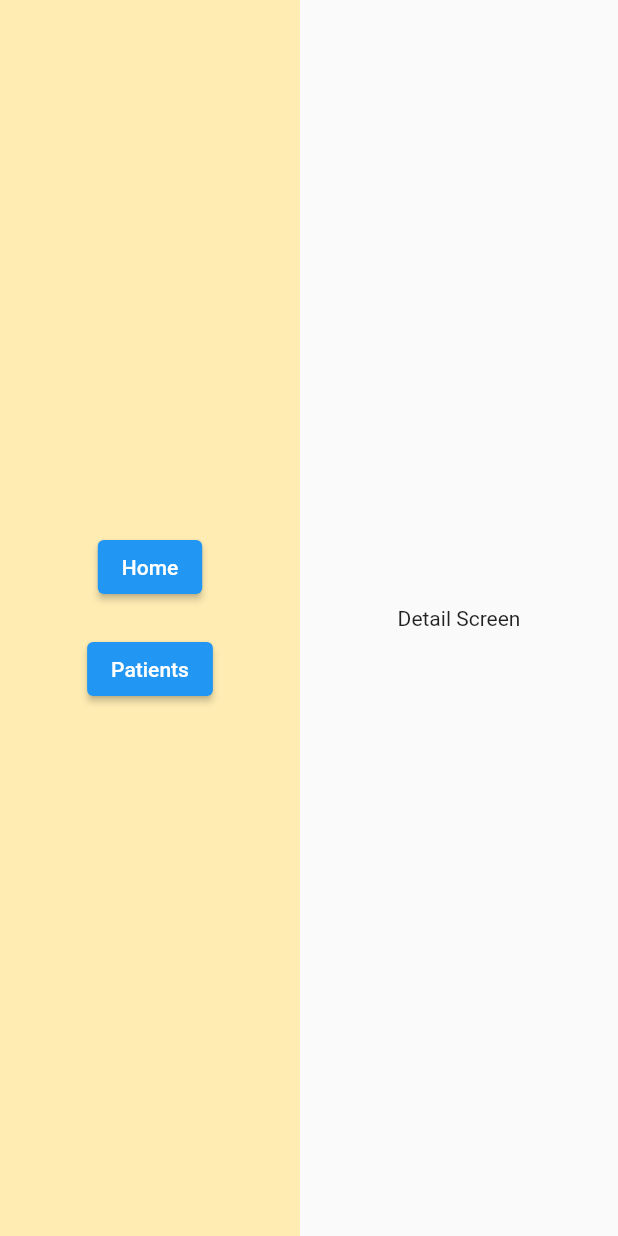
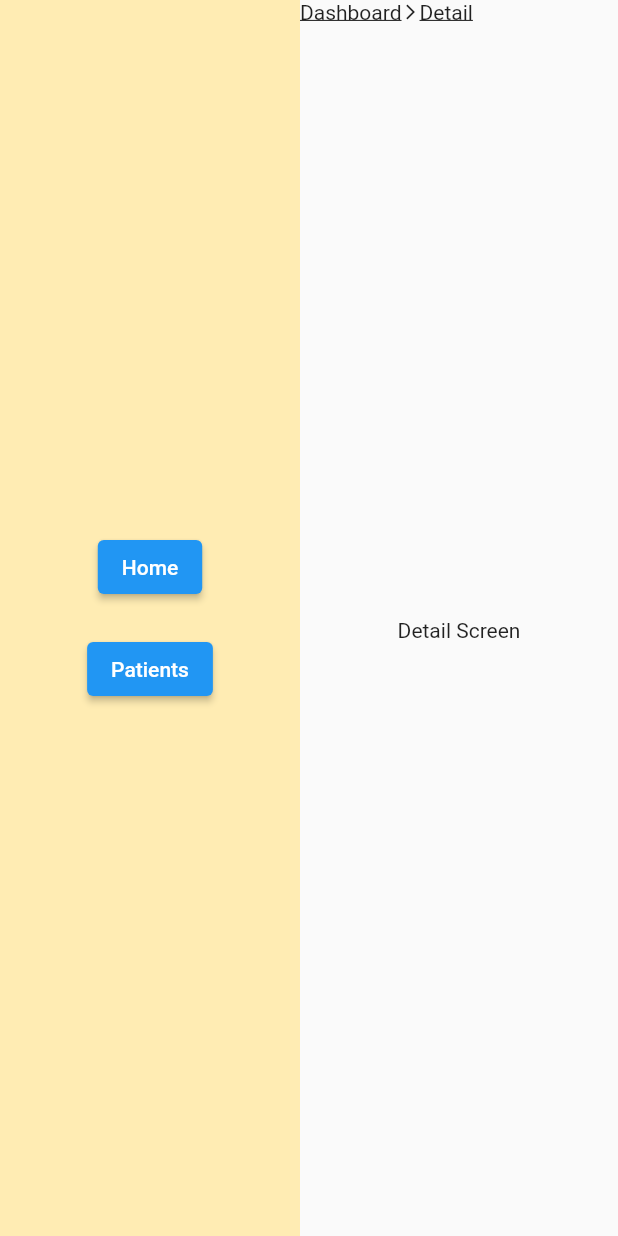
Before and after one commit to achinthadil/flutter_web_navigation_sample, a Flutter app: the DetailScreen screen opened by its route, on a phone screen of 412 x 824 dp. Run offline on Flutter 3.47's test engine with Material 2 defaults, Android fonts, the phone set to English and light mode, and no system bars; our stand-ins replace get.

Commit message:
implement breadcrumb navigation

```diff
--- a/lib/main.dart
+++ b/lib/main.dart
@@ -99,12 +99,21 @@ class DetailScreen extends StatelessWidget {
 
   @override
   Widget build(BuildContext context) {
-    return const Scaffold(
+    return Scaffold(
       body: Row(
         children: [
-          PersistentSidebar(),
+          const PersistentSidebar(),
           Expanded(
-            child: Center(child: Text('Detail Screen')),
+            child: Column(
+              mainAxisAlignment: MainAxisAlignment.spaceBetween,
+              children: [
+                Breadcrumb(),
+                const Center(
+                  child: Text('Detail Screen'),
+                ),
+                const SizedBox.shrink(),
+              ],
+            ),
           ),
         ],
       ),
@@ -174,38 +183,51 @@ class PatientController extends GetxController {
 }
 
 class Breadcrumb extends StatelessWidget {
-  List<String> getBreadcrumbsFromUrl() {
+  List<Map<String, String>> getBreadcrumbsFromUrl() {
     String url = Get.currentRoute; // Get current route with GetX
 
     // Split the URL by '/' and remove empty segments
     List<String> segments =
         url.split('/').where((segment) => segment.isNotEmpty).toList();
 
-    // Map each segment to its human-readable counterpart
-    segments = segments.map((segment) {
-      if (segment.contains('patients') &&
+    // Map each segment to its human-readable counterpart and corresponding route
+    List<Map<String, String>> breadcrumbMap = segments.map((segment) {
+      if (segment.contains('patient') &&
           segments.indexOf(segment) == segments.length - 1) {
-        return 'Patients ${Get.parameters['id'] ?? ''}';
+        return {
+          'display': 'Patient ${Get.parameters['id'] ?? ''}',
+          'route': '/patient/${Get.parameters['id']}'
+        };
       }
-      return segment.capitalizeFirst!;
+      return {'display': segment.capitalizeFirst ?? '', 'route': "/$segment"};
     }).toList();
 
-    return [
-      'Dashboard',
-      ...segments
-    ]; // Add 'Dashboard' as the starting breadcrumb
+    breadcrumbMap.insert(0, {
+      'display': 'Dashboard',
+      'route': '/'
+    }); // Add 'Dashboard' as the starting breadcrumb
+
+    return breadcrumbMap;
   }
 
   @override
   Widget build(BuildContext context) {
-    List<String> breadcrumbs = getBreadcrumbsFromUrl();
+    List<Map<String, String>> breadcrumbs = getBreadcrumbsFromUrl();
 
     return Row(
-      children: breadcrumbs.map((crumb) {
+      children: breadcrumbs.map((breadcrumb) {
         return Row(
           children: <Widget>[
-            Text(crumb),
-            if (crumb != breadcrumbs.last) ...[
+            GestureDetector(
+              onTap: () {
+                Get.offNamed(breadcrumb['route']!);
+              },
+              child: Text(breadcrumb['display']!,
+                  style: TextStyle(
+                      decoration: TextDecoration
+                          .underline)), // you can style it to show it's clickable
+            ),
+            if (breadcrumb != breadcrumbs.last) ...[
               Icon(Icons.arrow_forward_ios,
                   size: 12), // Arrow icon or something similar
             ]
```
